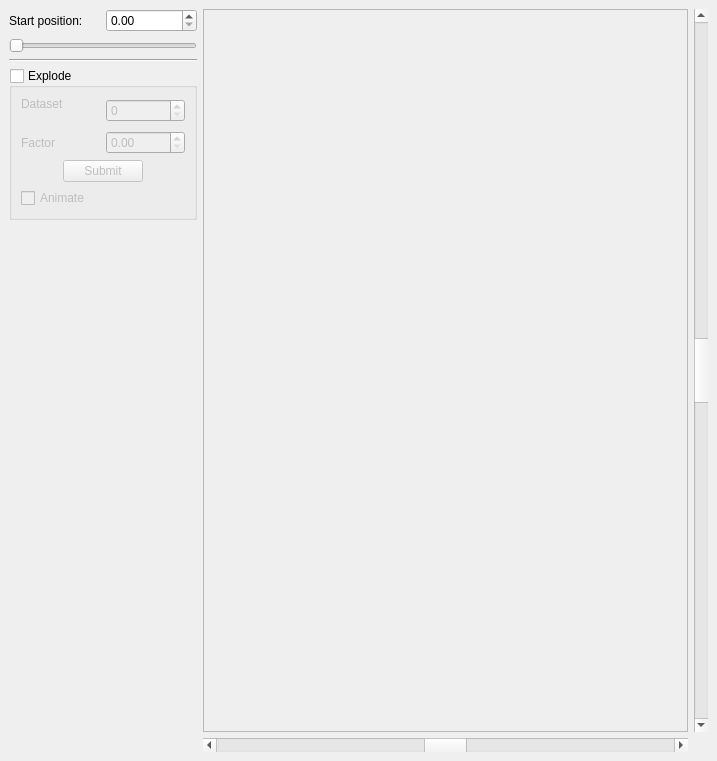
First picture: the form in examples/Pie/mainwindow.ui, repository KDAB/KDChart, before the edit.
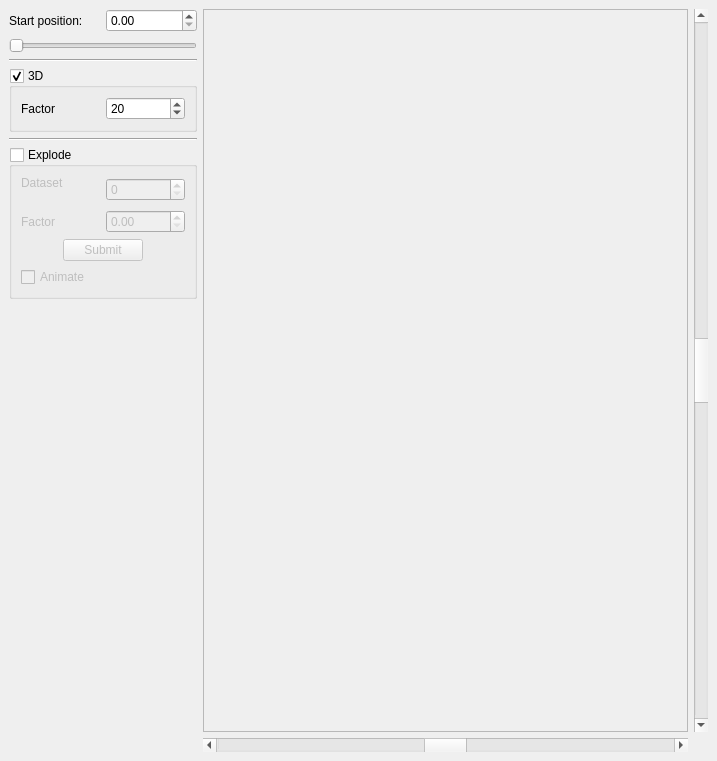
Second picture: the form after the edit. Icons and pictures are not drawn.

```diff
--- a/examples/Pie/mainwindow.ui
+++ b/examples/Pie/mainwindow.ui
@@ -91,6 +91,45 @@
        </property>
       </widget>
      </item>
+     <item>
+      <widget class="QGroupBox" name="threeDGB" >
+       <property name="title" >
+        <string>3D</string>
+       </property>
+       <property name="checkable" >
+        <bool>true</bool>
+       </property>
+       <layout class="QHBoxLayout" >
+        <property name="margin" >
+         <number>9</number>
+        </property>
+        <property name="spacing" >
+         <number>6</number>
+        </property>
+        <item>
+         <widget class="QLabel" name="label_3" >
+          <property name="text" >
+           <string>Factor</string>
+          </property>
+         </widget>
+        </item>
+        <item>
+         <widget class="QSpinBox" name="threeDFactorSB" >
+          <property name="value" >
+           <number>20</number>
+          </property>
+         </widget>
+        </item>
+       </layout>
+      </widget>
+     </item>
+     <item>
+      <widget class="Line" name="line_2" >
+       <property name="orientation" >
+        <enum>Qt::Horizontal</enum>
+       </property>
+      </widget>
+     </item>
      <item>
       <widget class="QGroupBox" name="explodeGB" >
        <property name="title" >
@@ -202,7 +241,7 @@
        <property name="sizeHint" >
         <size>
          <width>188</width>
-         <height>481</height>
+         <height>311</height>
         </size>
        </property>
       </spacer>
```
Left out of the diff: 12 changed lines with no effect on the pictures.
